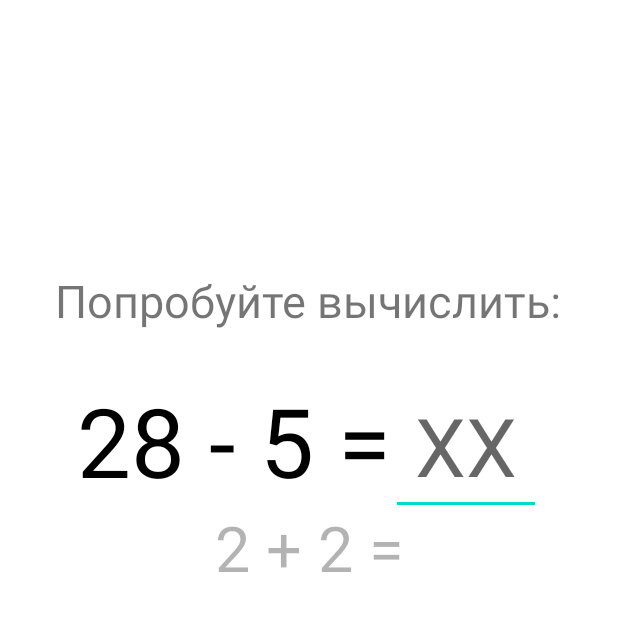
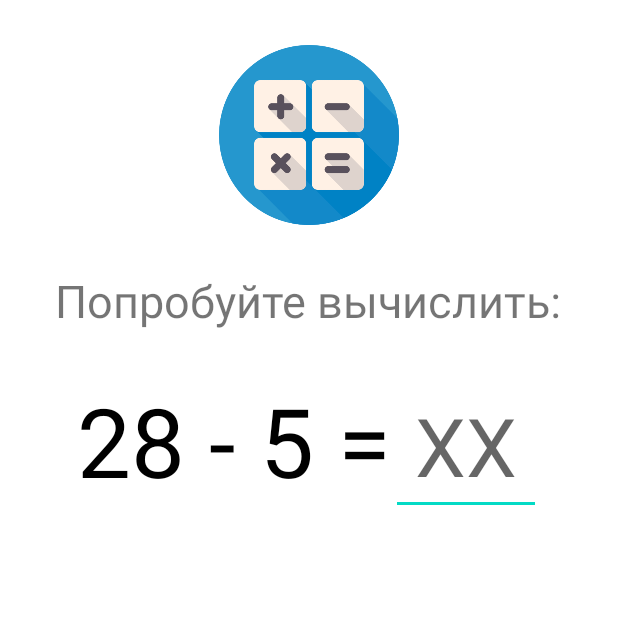
Before and after one commit to brearey/game-math, an Android app: the screen it shows after launch (MainActivity), on a phone screen of 412 x 824 dp, the top half of it. Run offline under Robolectric (Android 15) with nearby library versions, the phone set to English and light mode, and no system bars; Roboto replaces fonts that are not available here.

Commit message:
Fix animation and historyTV

```diff
--- a/app/src/main/java/ru/oktemsec/gamemath/MainActivity.kt
+++ b/app/src/main/java/ru/oktemsec/gamemath/MainActivity.kt
@@ -1,5 +1,6 @@
 package ru.oktemsec.gamemath
 
+import android.animation.AnimatorSet
 import android.animation.ObjectAnimator
 import android.graphics.Color
 import android.media.MediaPlayer
@@ -7,7 +8,6 @@ import android.os.Bundle
 import android.text.Editable
 import android.text.TextWatcher
 import android.widget.EditText
-import android.widget.ImageView
 import android.widget.TextView
 import androidx.appcompat.app.AppCompatActivity
 import kotlin.random.Random
@@ -17,19 +17,15 @@ class MainActivity : AppCompatActivity() {
     private lateinit var errorSound:MediaPlayer
     private lateinit var successSound:MediaPlayer
     lateinit var messageText:TextView
+    lateinit var taskText:TextView
+    lateinit var historyText:TextView
     override fun onCreate(savedInstanceState: Bundle?) {
         super.onCreate(savedInstanceState)
         setContentView(R.layout.activity_main)
         messageText = findViewById(R.id.message_text)
-        val taskText:TextView = findViewById(R.id.math_task)
+        historyText = findViewById(R.id.historyTV)
+        taskText = findViewById(R.id.math_task)
         val answerET:EditText = findViewById(R.id.answer_et)
-        val imageMath:ImageView = findViewById(R.id.image_math)
-
-        //Fade in ImageView
-        ObjectAnimator.ofFloat(imageMath, "alpha", 1f, 0f).apply {
-            duration = 1000
-            start()
-        }
 
         //Sounds
         errorSound = MediaPlayer.create(this, R.raw.error)
@@ -41,11 +37,19 @@ class MainActivity : AppCompatActivity() {
             override fun afterTextChanged(s: Editable) {
                 if (answer in 1..9 && answerET.text.length == 1) {
                     messageText.text = checkAnswer(answerET.text.toString().trim())
+
+                    historyText.setTextColor(messageText.textColors)
+                    historyText.text = getString(R.string.history_text, taskText.text, answerET.text)
+
                     answerET.text.clear()
                     taskText.text = generateTask()
                 }
                 else if (answer >= 10 && answerET.text.length > 1) {
                     messageText.text = checkAnswer(answerET.text.toString().trim())
+
+                    historyText.setTextColor(messageText.textColors)
+                    historyText.text = getString(R.string.history_text, taskText.text, answerET.text)
+
                     answerET.text.clear()
                     taskText.text = generateTask()
                 }
@@ -54,6 +58,7 @@ class MainActivity : AppCompatActivity() {
             override fun onTextChanged(s: CharSequence, start: Int, before: Int, count: Int) {}
         })
         taskText.text = generateTask()
+        historyText.text = ""
     }
 
     fun generateTask():String {
@@ -88,11 +93,23 @@ class MainActivity : AppCompatActivity() {
         return if (ans == answer.toString()) {
             messageText.setTextColor(Color.GREEN)
             successSound.start()
-            "Good"
+            animateHistoryText()
+            "Молодец"
         } else {
             messageText.setTextColor(Color.RED)
             errorSound.start()
-            "Bad"
+            animateHistoryText()
+            "Вы ошиблись"
+        }
+    }
+    private fun animateHistoryText() {
+        //Fade out and move historyText
+        val animAlpha = ObjectAnimator.ofFloat(historyText, "alpha", 0.8f, 0f)
+        val animY = ObjectAnimator.ofFloat(historyText, "y", taskText.y + taskText.height, taskText.y + taskText.height + 100f)
+        AnimatorSet().apply {
+            duration = 1000
+            playTogether(animAlpha, animY)
+            start()
         }
     }
 }
--- a/app/src/main/res/layout/activity_main.xml
+++ b/app/src/main/res/layout/activity_main.xml
@@ -67,10 +67,10 @@
         android:layout_width="wrap_content"
         android:layout_height="wrap_content"
         android:id="@+id/historyTV"
-        android:textSize="42sp"
+        android:textSize="48sp"
         android:fontFamily="@font/roboto_bold"
         android:textColor="@color/black"
-        android:alpha=".3"
+        android:alpha=".8"
         android:text="@string/math_example"
         app:layout_constraintEnd_toEndOf="parent"
         app:layout_constraintHorizontal_chainStyle="packed"
--- a/app/src/main/res/values/strings.xml
+++ b/app/src/main/res/values/strings.xml
@@ -5,4 +5,5 @@
     <string name="four_text">4</string>
     <string name="math_image_text">Картинка математика</string>
     <string name="question">XX</string>
+    <string name="history_text">%1$s %2$s</string>
 </resources>
```
